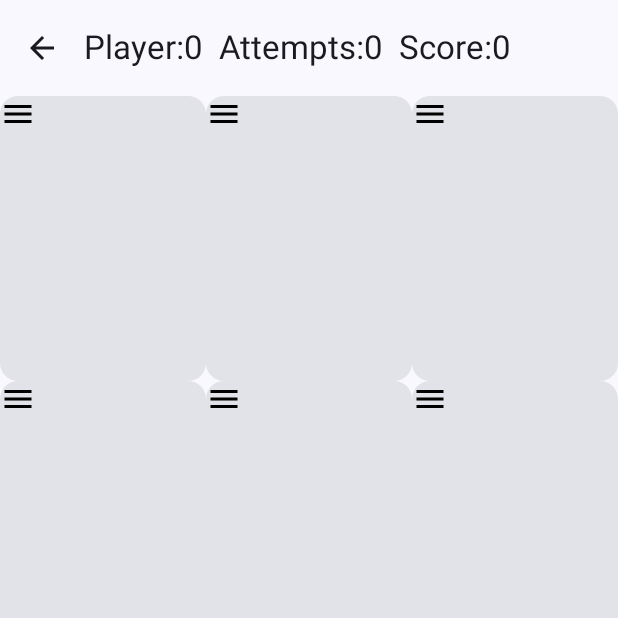
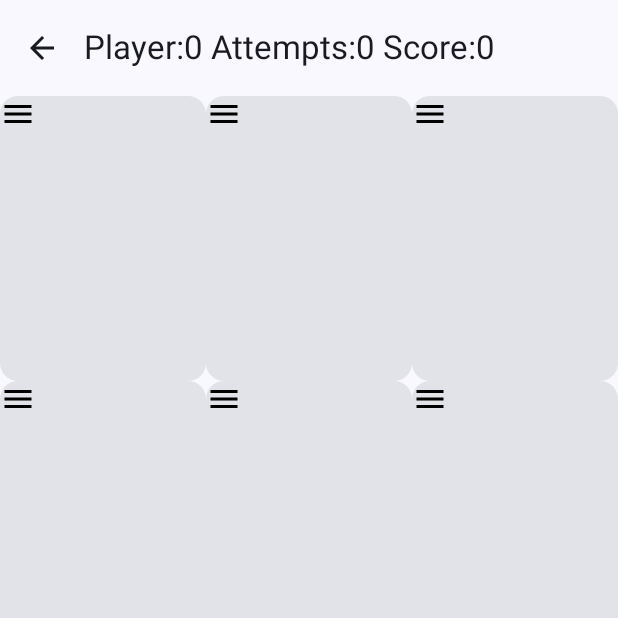
Before and after one commit to krilleellerstoffe/Memory, an Android app built with Jetpack Compose: the screen it shows after launch (MainActivity), after a tap on "Start Game", on a phone screen of 412 x 824 dp, the top half of it. Run offline under Robolectric (Android 15) with nearby library versions, the phone set to English and light mode, and no system bars; our stand-ins replace Dagger/Hilt's generated code; libraries missing offline, so code that uses them is left out: coil.decode; 5 statements that could not run were skipped.

Commit message:
Extracted string resources, and added Swedish translations.

```diff
--- a/app/src/main/java/se/mau/al0038/memory/ui/GameScreen.kt
+++ b/app/src/main/java/se/mau/al0038/memory/ui/GameScreen.kt
@@ -27,8 +27,10 @@ import androidx.compose.runtime.remember
 import androidx.compose.runtime.setValue
 import androidx.compose.ui.Modifier
 import androidx.compose.ui.graphics.graphicsLayer
+import androidx.compose.ui.res.stringResource
 import androidx.hilt.navigation.compose.hiltViewModel
 import se.mau.al0038.memory.MemoryTopBar
+import se.mau.al0038.memory.R
 import se.mau.al0038.memory.data.Cell
 import se.mau.al0038.memory.data.PlayerStats
 import se.mau.al0038.memory.data.Settings
@@ -91,9 +93,15 @@ fun GameScreen(
                 title = {
                     val playerStats = gameViewModel.playerStats.getOrElse(gameViewModel.currentPlayer) { PlayerStats() }
                     Text(
-                        text = "Player:${gameViewModel.currentPlayer}" +
-                                "  Attempts:${playerStats.attempts}" +
-                                "  Score:${playerStats.score}"
+                        text = stringResource(
+                            R.string.current_player,
+                            gameViewModel.currentPlayer
+                        ) + " " + stringResource(
+                            R.string.attempts,
+                            playerStats.attempts
+                        ) + " " + stringResource(
+                            R.string.score,
+                            playerStats.score)
                     )
                 }
             )
--- a/app/src/main/java/se/mau/al0038/memory/ui/StartScreen.kt
+++ b/app/src/main/java/se/mau/al0038/memory/ui/StartScreen.kt
@@ -82,15 +82,15 @@ fun StartScreen(
                     DropdownMenu(
                         expanded = showDifficultyDropdown,
                         onDismissRequest = { showDifficultyDropdown = !showDifficultyDropdown }) {
-                        DropdownMenuItem(text = {Text(text = Difficulty.Easy.toString()) }, onClick = {
+                        DropdownMenuItem(text = {Text(text = stringResource(id = R.string.easy)) }, onClick = {
                             startScreenViewModel.setGameSettingDifficulty(Difficulty.Easy)
                             showDifficultyDropdown = !showDifficultyDropdown
                         })
-                        DropdownMenuItem(text = { Text(text = Difficulty.Intermediate.toString()) }, onClick = {
+                        DropdownMenuItem(text = { Text(text = stringResource(id = R.string.intermediate)) }, onClick = {
                             startScreenViewModel.setGameSettingDifficulty(Difficulty.Intermediate)
                             showDifficultyDropdown = !showDifficultyDropdown
                         })
-                        DropdownMenuItem(text = { Text(text = Difficulty.Hard.toString()) }, onClick = {
+                        DropdownMenuItem(text = { Text(text = stringResource(id = R.string.hard)) }, onClick = {
                             startScreenViewModel.setGameSettingDifficulty(Difficulty.Hard)
                             showDifficultyDropdown = !showDifficultyDropdown
                         })
--- a/app/src/main/res/values/strings.xml
+++ b/app/src/main/res/values/strings.xml
@@ -1,7 +1,32 @@
 <resources>
-    <string name="app_name">Memory</string>
+    <string name="app_name" translatable="false">Memory</string>
     <string name="start_game">Start Game</string>
     <string name="settings">Settings</string>
     <string name="highscore">Highscore</string>
-    <string name="description">imagedescription</string>
+    <string name="description" translatable="false">imagedescription</string>
+    <string name="current_player">Player:%1$s</string>
+    <string name="easy">Easy</string>
+    <string name="intermediate">Intermediate</string>
+    <string name="hard">Hard</string>
+    <string name="languageHeader">Language</string>
+    <string name="attempts">"Attempts:%1$s"</string>
+    <string name="score">"Score:%1$s"</string>
+    <string name="about">Memory was created as a group project to demonstrate a bunch of things.\n
+        Lorem ipsum etcetera. Lorem ipsum etcetera. Lorem ipsum etcetera. Lorem ipsum etcetera.
+    Lorem ipsum etcetera. Lorem ipsum etcetera. Lorem ipsum etcetera. Lorem ipsum etcetera.
+    Lorem ipsum etcetera. Lorem ipsum etcetera. Lorem ipsum etcetera. Lorem ipsum etcetera.
+    Lorem ipsum etcetera. Lorem ipsum etcetera. Lorem ipsum etcetera. Lorem ipsum etcetera.
+    Lorem ipsum etcetera. Lorem ipsum etcetera. Lorem ipsum etcetera. Lorem ipsum etcetera.
+    Lorem ipsum etcetera. Lorem ipsum etcetera. Lorem ipsum etcetera. Lorem ipsum etcetera.
+    Lorem ipsum etcetera. Lorem ipsum etcetera. Lorem ipsum etcetera. Lorem ipsum etcetera.
+
+    Lorem ipsum etcetera. Lorem ipsum etcetera. Lorem ipsum etcetera. Lorem ipsum etcetera.
+    Lorem ipsum etcetera. Lorem ipsum etcetera.
+    Lorem ipsum etcetera. Lorem ipsum etcetera. Lorem ipsum etcetera. Lorem ipsum etcetera.
+    Lorem ipsum etcetera. Lorem ipsum etcetera.
+    Lorem ipsum etcetera. Lorem ipsum etcetera.
+    Lorem ipsum etcetera. Lorem ipsum etcetera.
+    Lorem ipsum etcetera. Lorem ipsum etcetera. Lorem ipsum etcetera. Lorem ipsum etcetera.
+
+    Lorem ipsum etcetera. Lorem ipsum etcetera. </string>
 </resources>
```
Also changed, not shown: 1 other file.
